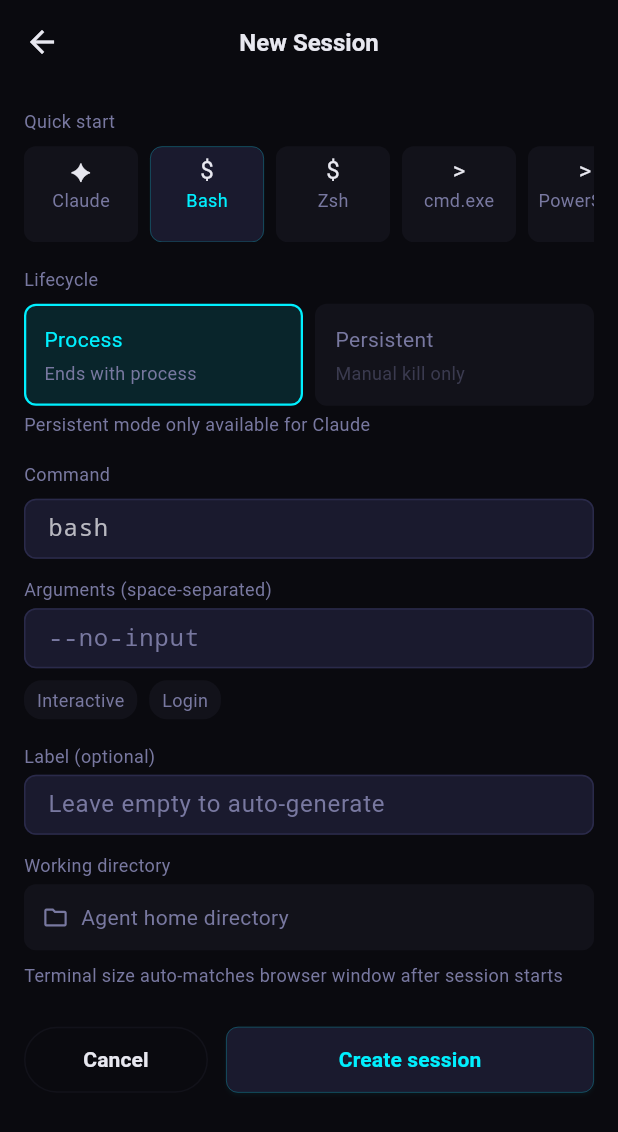
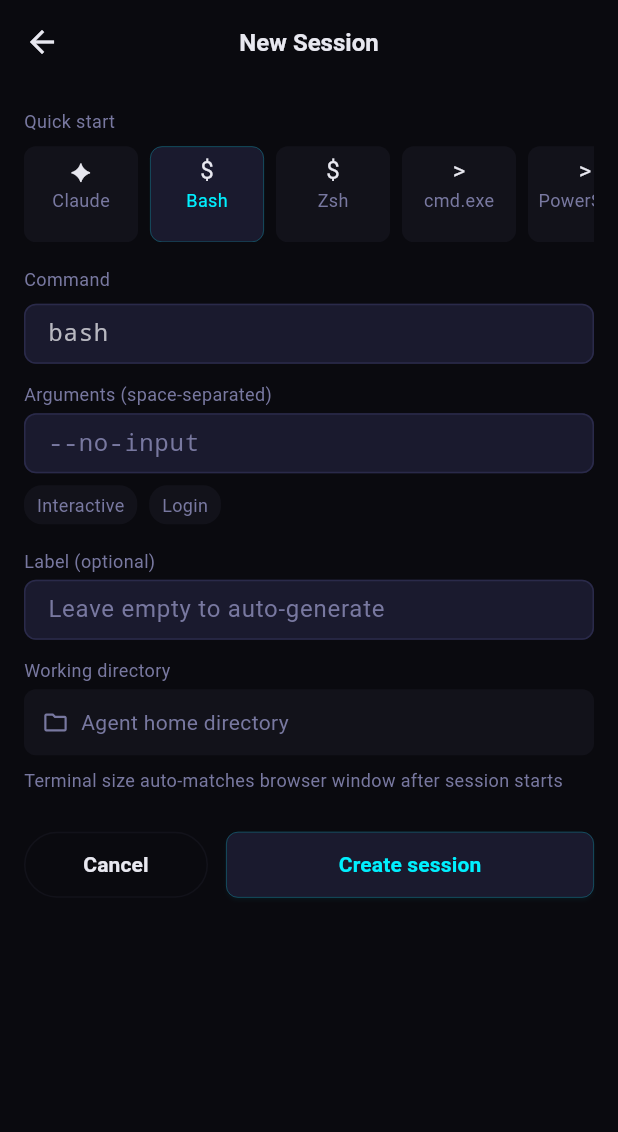
Before and after one commit to clssw1004/tired-agent-app, a Flutter app: the CreateSessionScreen screen opened directly with empty values, on a phone screen of 412 x 824 dp. Shown: the top 1132 px of the screen. Run offline on Flutter 3.47's test engine with Material 3 defaults, Android fonts, the phone set to English and light mode, and no system bars; our stand-ins replace dio, flutter_secure_storage, go_router, shared_preferences; missing offline and left inert: xterm2; accounts and stored records are empty.

Commit message:
feat: 优化 session 创建页面（隐藏 persistent / platform 过滤预设 / 目录回显 / 收藏可删除）
修改内容：

1. 隐藏 Persistent 模式：移除 Lifecycle 选择区域和 _modeChip，_submit 固定 SessionMode.process
2. 根据 agent OS platform 过滤预设命令：_Preset 新增 platforms 字段标注适用 OS，initState 加载 agent?.platform?.os 缓存，_visiblePresets 动态过滤（win32 下隐藏 bash/zsh，linux/darwin 下隐藏 cmd.exe/powershell）
3. 远程目录选择回显：_pickDirectory 中 path 赋值加 setState，确保 UI 即时刷新选中路径
4. Favorites tab 取消收藏：新增 _removeFavorite 方法，tab 列表每项加 trailing delete_outline 按钮

affected:
  lib/screens/create_session_screen.dart
  lib/widgets/directory_picker_modal.dart

```diff
--- a/lib/screens/create_session_screen.dart
+++ b/lib/screens/create_session_screen.dart
@@ -34,6 +34,10 @@
   final String emoji;
   final List<_Option> options;
 
+  /// OS families this preset applies to. `null` = all platforms.
+  /// `['win32']` = Windows only; `['linux', 'darwin']` = Unix only.
+  final List<String>? platforms;
+
   const _Preset({
     required this.id,
     required this.label,
@@ -42,6 +46,7 @@
     required this.hint,
     required this.emoji,
     this.options = const [],
+    this.platforms,
   });
 }
 
@@ -65,6 +70,7 @@
     cmd: 'claude',
     hint: 'Anthropic Claude Code CLI',
     emoji: '✦',
+    // All platforms
   ),
   _Preset(
     id: 'bash',
@@ -72,6 +78,7 @@
     cmd: 'bash',
     hint: 'POSIX shell',
     emoji: r'$',
+    platforms: ['linux', 'darwin'],
     options: [
       _Option(
         id: 'interactive',
@@ -93,6 +100,7 @@
     cmd: 'zsh',
     hint: 'Z shell',
     emoji: r'$',
+    platforms: ['linux', 'darwin'],
     options: [
       _Option(
         id: 'interactive',
@@ -114,6 +122,7 @@
     cmd: 'cmd.exe',
     hint: 'Windows command prompt',
     emoji: '>',
+    platforms: ['win32'],
     options: [
       _Option(
         id: 'no-auto-run',
@@ -129,6 +138,7 @@
     cmd: 'powershell.exe',
     hint: 'Windows PowerShell',
     emoji: '>',
+    platforms: ['win32'],
     options: [
       _Option(
         id: 'no-logo',
@@ -151,6 +161,7 @@
     args: ['-i'],
     hint: 'Interactive Python REPL',
     emoji: '🐍',
+    // All platforms
     options: [
       _Option(
         id: 'interactive',
@@ -166,6 +177,7 @@
     cmd: 'node',
     hint: 'Node.js REPL',
     emoji: '⬢',
+    // All platforms
     options: [
       _Option(
         id: 'interactive',
@@ -198,11 +210,34 @@
 
   String _cmd = 'bash';
   final Set<String> _activeOptionIds = {};
-  SessionMode _mode = SessionMode.process;
   bool _busy = false;
 
+  /// Agent OS platform — used to filter presets.
+  /// `null` = platform unknown (show all presets).
+  String? _platform;
+
+  @override
+  void initState() {
+    super.initState();
+    // Read agent platform from cache (already loaded by the time we get here).
+    final auth = context.read<AuthProvider>();
+    final conn = auth.connectionFor(widget.profileId);
+    if (conn != null) {
+      final agent = conn.agents.where((a) => a.id == widget.agentId).firstOrNull;
+      _platform = agent?.platform?.os;
+    }
+  }
+
+  /// Presets visible on the current agent platform.
+  List<_Preset> get _visiblePresets {
+    if (_platform == null) return _presets;
+    return _presets.where(
+      (p) => p.platforms == null || p.platforms!.contains(_platform),
+    ).toList();
+  }
+
   _Preset? get _selectedPreset =>
-      _presets.where((p) => p.cmd == _cmd).firstOrNull;
+      _visiblePresets.where((p) => p.cmd == _cmd).firstOrNull;
 
   List<String> get _effectiveArgs {
     final preset = _selectedPreset;
@@ -219,7 +254,6 @@
       _activeOptionIds.clear();
       _argsController.clear();
       _labelController.clear();
-      _mode = p.cmd == 'claude' ? SessionMode.persistent : SessionMode.process;
     });
   }
 
@@ -265,7 +299,7 @@
             : _generateDefaultLabel(),
         cols: 80,
         rows: 24,
-        mode: _mode,
+        mode: SessionMode.process,
       );
 
       final session = await conn.transport.createSession(
@@ -312,7 +346,9 @@
       initialPath: _cwdController.text.isNotEmpty ? _cwdController.text : null,
     );
     if (path != null && mounted) {
-      _cwdController.text = path;
+      setState(() {
+        _cwdController.text = path;
+      });
     }
   }
 
@@ -347,11 +383,11 @@
               height: 64,
               child: ListView.separated(
                 scrollDirection: Axis.horizontal,
-                itemCount: _presets.length,
+                itemCount: _visiblePresets.length,
                 separatorBuilder: (_, _) =>
                     const SizedBox(width: AppSpacing.two),
                 itemBuilder: (context, index) {
-                  final p = _presets[index];
+                  final p = _visiblePresets[index];
                   final active = p.cmd == _cmd;
                   return GestureDetector(
                     onTap: () => _applyPreset(p),
@@ -391,31 +427,6 @@
             ),
             const SizedBox(height: AppSpacing.four),
 
-            // ── Lifecycle mode ────────────────────────────────────────
-            ThemedText.small('Lifecycle', color: AppColors.textSecondary),
-            const SizedBox(height: AppSpacing.two),
-            Row(
-              children: [
-                _modeChip(SessionMode.process, 'Process', 'Ends with process'),
-                const SizedBox(width: AppSpacing.two),
-                _modeChip(
-                  SessionMode.persistent,
-                  'Persistent',
-                  'Manual kill only',
-                  available: _cmd == 'claude',
-                ),
-              ],
-            ),
-            if (_cmd != 'claude')
-              Padding(
-                padding: const EdgeInsets.only(top: AppSpacing.one),
-                child: ThemedText.small(
-                  'Persistent mode only available for Claude',
-                  color: AppColors.textSecondary,
-                ),
-              ),
-            const SizedBox(height: AppSpacing.four),
-
             // ── Command ──────────────────────────────────────────────
             ThemedText.small('Command', color: AppColors.textSecondary),
             const SizedBox(height: AppSpacing.two),
@@ -426,9 +437,6 @@
               onChanged: (v) {
                 setState(() {
                   _cmd = v;
-                  if (_cmd != 'claude' && _mode == SessionMode.persistent) {
-                    _mode = SessionMode.process;
-                  }
                 });
               },
               style: const TextStyle(
@@ -657,48 +665,4 @@
     );
   }
 
-  Widget _modeChip(
-    SessionMode m,
-    String label,
-    String desc, {
-    bool available = true,
-  }) {
-    final active = _mode == m;
-    return Expanded(
-      child: GestureDetector(
-        onTap: available ? () => setState(() => _mode = m) : null,
-        child: Container(
-          padding: const EdgeInsets.all(AppSpacing.three),
-          decoration: BoxDecoration(
-            color: active
-                ? AppColors.accent.withAlpha(30)
-                : AppColors.backgroundElement,
-            borderRadius: BorderRadius.circular(AppSpacing.two),
-            border: Border.all(
-              color: active ? AppColors.accent : Colors.transparent,
-              width: 1.5,
-            ),
-          ),
-          child: Column(
-            crossAxisAlignment: CrossAxisAlignment.start,
-            children: [
-              ThemedText.body(
-                label,
-                color: active
-                    ? AppColors.accent
-                    : (available ? AppColors.text : AppColors.textSecondary),
-              ),
-              const SizedBox(height: AppSpacing.one),
-              ThemedText.small(
-                desc,
-                color: available
-                    ? AppColors.textSecondary
-                    : AppColors.textSecondary.withAlpha(100),
-              ),
-            ],
-          ),
-        ),
-      ),
-    );
-  }
 }
--- a/lib/widgets/directory_picker_modal.dart
+++ b/lib/widgets/directory_picker_modal.dart
@@ -195,6 +195,23 @@
     }
   }
 
+  /// Remove a specific favorite by entry (used in Favorites tab).
+  Future<void> _removeFavorite(DirectoryFavorite fav) async {
+    setState(() => _savingFavorite = true);
+    try {
+      await _transport.removeDirectoryFavorite(
+        widget.serverRef,
+        fav.id,
+        agentId: widget.agentId,
+      );
+      setState(() => _favorites.removeWhere((f) => f.id == fav.id));
+    } catch (e) {
+      setState(() => _error = e.toString());
+    } finally {
+      setState(() => _savingFavorite = false);
+    }
+  }
+
   @override
   Widget build(BuildContext context) {
     final mediaQuery = MediaQuery.of(context);
@@ -385,6 +402,26 @@
             maxLines: 1,
             overflow: TextOverflow.ellipsis,
           ),
+          trailing: _savingFavorite
+              ? const SizedBox(
+                  width: 18,
+                  height: 18,
+                  child: CircularProgressIndicator(strokeWidth: 2),
+                )
+              : IconButton(
+                  icon: const Icon(
+                    Icons.delete_outline,
+                    size: 18,
+                    color: AppColors.textSecondary,
+                  ),
+                  onPressed: () => _removeFavorite(fav),
+                  tooltip: 'Remove favorite',
+                  padding: EdgeInsets.zero,
+                  constraints: const BoxConstraints(
+                    minWidth: 24,
+                    minHeight: 24,
+                  ),
+                ),
           onTap: () => _pickShortcut(fav.path),
         );
       },
```
